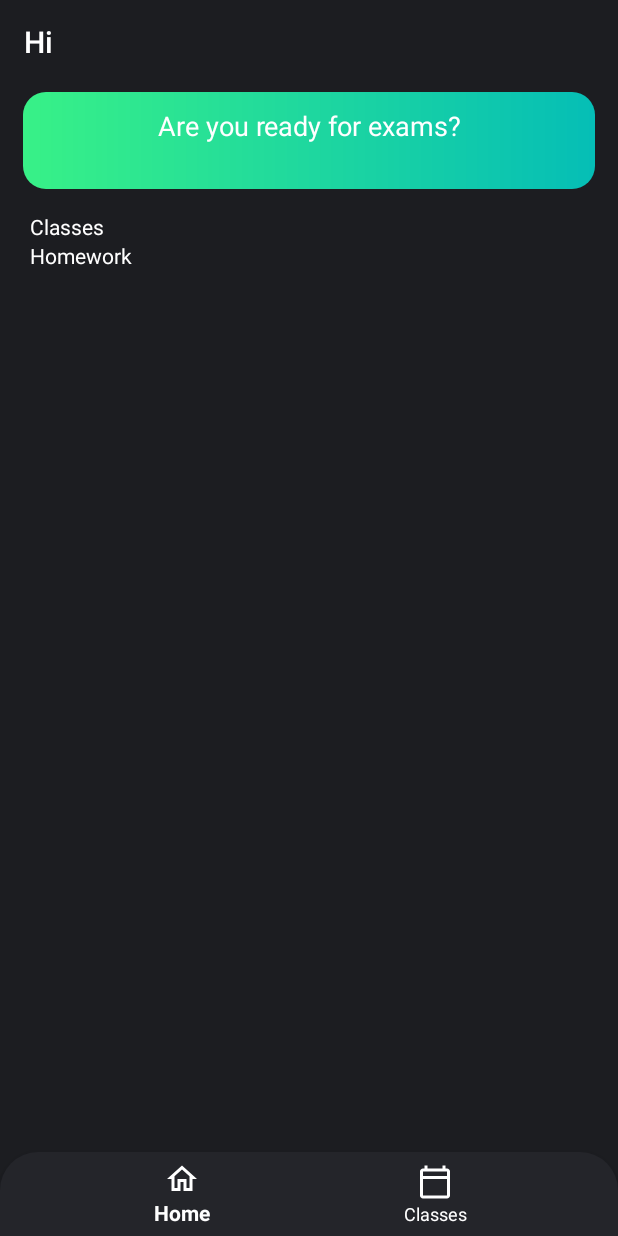
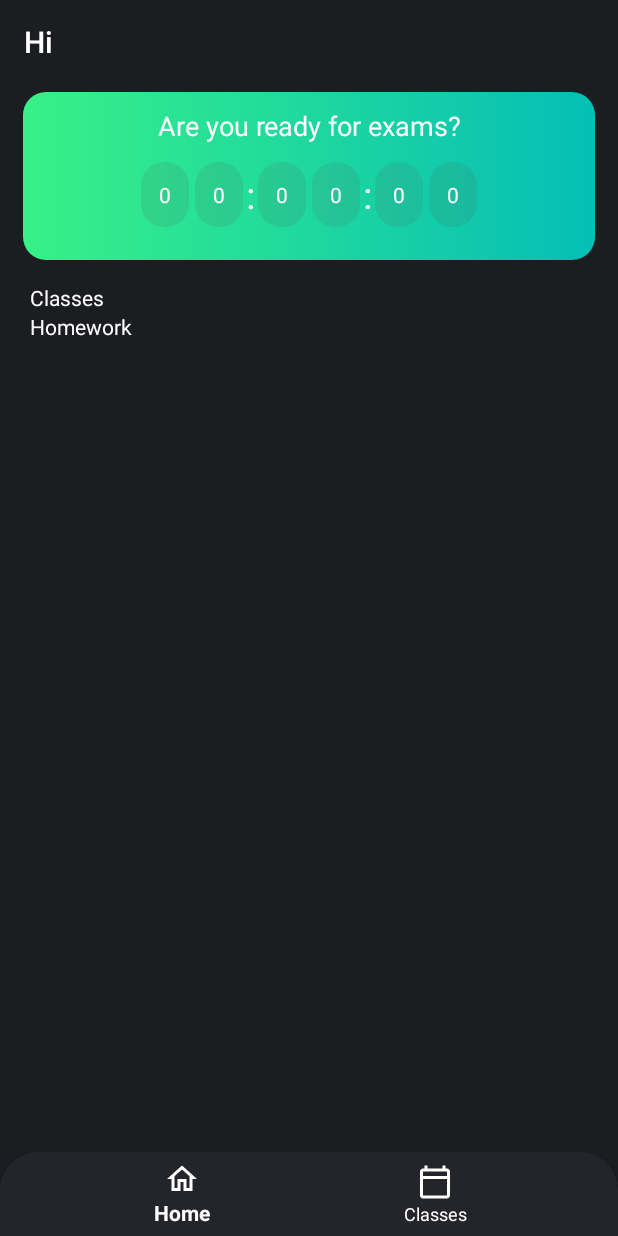
Before and after one commit to Snowmaze-dev/KODETestProject, an Android app: the screen it shows after launch (MainActivity), on a phone screen of 412 x 824 dp. Run offline under Robolectric (Android 15) with nearby library versions, the phone set to English and light mode, and no system bars; libraries missing offline, so code that uses them is left out: by.kirich1409.viewbindingdelegate, org.kodein.di; 8 statements that could not run were skipped.

Commit message:
Timer view improvements

```diff
--- a/app/src/main/res/layout/homework_card.xml
+++ b/app/src/main/res/layout/homework_card.xml
@@ -27,8 +27,8 @@
                 android:layout_height="wrap_content"
                 android:layout_weight="1"
                 android:gravity="center"
-                android:paddingTop="10dp"
-                android:paddingBottom="10dp"/>
+                android:paddingTop="5dp"
+                android:paddingBottom="5dp"/>
 
             <FrameLayout
                 android:layout_width="match_parent"
--- a/timerview/src/main/java/ru/snowmaze/timerview/TimerView.kt
+++ b/timerview/src/main/java/ru/snowmaze/timerview/TimerView.kt
@@ -2,7 +2,6 @@ package ru.snowmaze.timerview
 
 import android.content.Context
 import android.os.CountDownTimer
-import android.os.Handler
 import android.util.AttributeSet
 import android.view.LayoutInflater
 import android.widget.LinearLayout
@@ -13,7 +12,7 @@ class TimerView @JvmOverloads constructor(
     context: Context, attrs: AttributeSet? = null, defStyleAttr: Int = 0
 ) : LinearLayout(context, attrs, defStyleAttr) {
 
-    private val views = mutableListOf<TextView>()
+    private val timerTextViews = mutableListOf<TextView>()
     private var mTimer = 0
     var timer: Int
         set(value) {
@@ -24,8 +23,8 @@ class TimerView @JvmOverloads constructor(
     private val pieces = arrayOf("0", "0", "0", "0", "0", "0")
 
     private fun updateTimer() {
-        if(timer == 0) return
-         object : CountDownTimer(timer*60L, 1000) {
+        if (timer == 0) return
+        object : CountDownTimer(timer * 60L, 1000) {
 
             override fun onTick(millisUntilFinished: Long) {
                 var seconds = mTimer.toLong()
@@ -66,29 +65,30 @@ class TimerView @JvmOverloads constructor(
 
     override fun onAttachedToWindow() {
         super.onAttachedToWindow()
-        updateTimer()
+        updateTimerViews()
     }
 
     private fun updateTimerViews() {
-        if (views.isEmpty()) {
+        if(timerTextViews.isEmpty()) {
             val layoutInflater = LayoutInflater.from(context)
-            pieces.forEachIndexed { index, piece ->
+            for(index in pieces.indices) {
+                val piece = pieces[index]
                 val textView = layoutInflater.inflate(R.layout.text_view, this, false) as TextView
                 textView.text = piece
-                views.add(textView)
+                timerTextViews.add(textView)
                 addView(textView)
-                if (pieces.size - 1 == index) return
+                if (pieces.size - 1 == index || index % 2 == 0) continue
                 val divider = layoutInflater.inflate(R.layout.divider, this, false) as TextView
                 addView(divider)
             }
-        } else {
+        }
+        else {
             pieces.forEachIndexed { index, piece ->
-                val view = views[index]
-                if(view.text != piece) views[index].text = piece
+                val view = timerTextViews[index]
+                if (view.text != piece) view.text = piece
             }
         }
     }
 
 
-
 }
```
Lines whose indentation alone changed are shown as unchanged.
